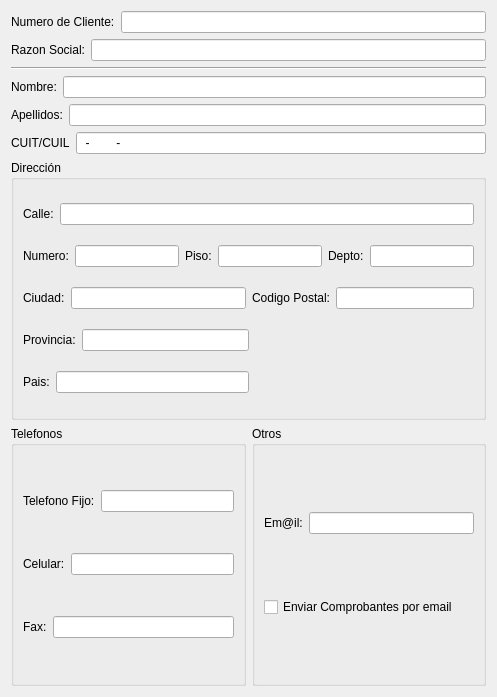
The window that trunk/src/FormClienteBase.ui (chungote/gestotux) describes before a commit, drawn with Qt 5.
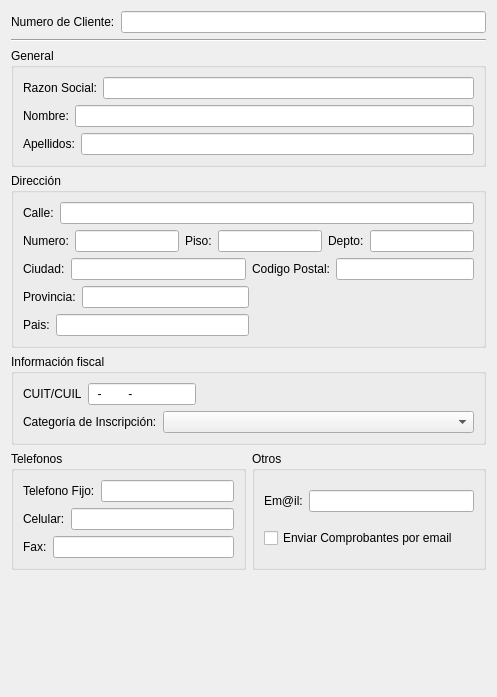
The same window after the commit.

Commit message: Arreglados problemas de tablas sqlite. Mejoradas entradas de dinero en formularios de caja. Mejorado el formulario de cliente. Agregado modelo de estado fiscal.

```diff
--- a/trunk/src/FormClienteBase.ui
+++ b/trunk/src/FormClienteBase.ui
@@ -13,7 +13,7 @@
   <property name="windowTitle">
    <string>Form</string>
   </property>
-  <layout class="QVBoxLayout" name="verticalLayout_4">
+  <layout class="QVBoxLayout" name="verticalLayout_5">
    <item>
     <layout class="QHBoxLayout" name="horizontalLayout_23">
      <item>
@@ -42,6 +42,19 @@
     </layout>
    </item>
    <item>
+    <widget class="Line" name="line">
+     <property name="orientation">
+      <enum>Qt::Horizontal</enum>
+     </property>
+    </widget>
+   </item>
+   <item>
+    <widget class="QGroupBox" name="groupBox_4">
+     <property name="title">
+      <string>General</string>
+     </property>
+     <layout class="QVBoxLayout" name="verticalLayout_4">
+      <item>
     <layout class="QHBoxLayout" name="horizontalLayout">
      <item>
       <widget class="QLabel" name="LRazonSocial">
@@ -59,15 +72,6 @@
     </layout>
    </item>
    <item>
-    <widget class="Line" name="line">
-     <property name="orientation">
-      <enum>Qt::Horizontal</enum>
-     </property>
-    </widget>
-   </item>
-   <item>
-    <layout class="QHBoxLayout" name="horizontalLayout_17">
-     <item>
       <layout class="QHBoxLayout" name="horizontalLayout_2">
        <item>
         <widget class="QLabel" name="label_2">
@@ -84,8 +88,6 @@
        </item>
       </layout>
      </item>
-    </layout>
-   </item>
    <item>
     <layout class="QHBoxLayout" name="horizontalLayout_4">
      <item>
@@ -103,23 +105,8 @@
      </item>
     </layout>
    </item>
-   <item>
-    <layout class="QHBoxLayout" name="horizontalLayout_3">
-     <item>
-      <widget class="QLabel" name="label">
-       <property name="text">
-        <string>CUIT/CUIL</string>
-       </property>
-      </widget>
-     </item>
-     <item>
-      <widget class="QLineEdit" name="LECUITCUIL">
-       <property name="inputMask">
-        <string>99-99999999-9; </string>
-       </property>
-      </widget>
-     </item>
-    </layout>
+     </layout>
+    </widget>
    </item>
    <item>
     <widget class="QGroupBox" name="groupBox">
@@ -127,7 +114,7 @@
       <string>Dirección</string>
      </property>
      <property name="flat">
-      <bool>true</bool>
+      <bool>false</bool>
      </property>
      <layout class="QVBoxLayout" name="verticalLayout">
       <item>
@@ -312,14 +299,81 @@
     </widget>
    </item>
    <item>
-    <layout class="QHBoxLayout" name="horizontalLayout_24">
+    <widget class="QGroupBox" name="groupBox_5">
+     <property name="title">
+      <string>Información fiscal</string>
+     </property>
+     <layout class="QVBoxLayout" name="verticalLayout_6">
+      <item>
+       <layout class="QHBoxLayout" name="horizontalLayout_3">
+        <item>
+         <widget class="QLabel" name="label">
+          <property name="text">
+           <string>CUIT/CUIL</string>
+          </property>
+         </widget>
+        </item>
+        <item>
+         <widget class="QLineEdit" name="LECUITCUIL">
+          <property name="sizePolicy">
+           <sizepolicy hsizetype="Preferred" vsizetype="Fixed">
+            <horstretch>0</horstretch>
+            <verstretch>0</verstretch>
+           </sizepolicy>
+          </property>
+          <property name="inputMask">
+           <string>99-99999999-9; </string>
+          </property>
+         </widget>
+        </item>
+        <item>
+         <spacer name="horizontalSpacer_3">
+          <property name="orientation">
+           <enum>Qt::Horizontal</enum>
+          </property>
+          <property name="sizeHint" stdset="0">
+           <size>
+            <width>40</width>
+            <height>20</height>
+           </size>
+          </property>
+         </spacer>
+        </item>
+       </layout>
+      </item>
+      <item>
+       <layout class="QHBoxLayout" name="horizontalLayout_17">
+        <item>
+         <widget class="QLabel" name="label_3">
+          <property name="text">
+           <string>Categoría de Inscripción:</string>
+          </property>
+         </widget>
+        </item>
+        <item>
+         <widget class="QComboBox" name="CBEstadoFiscal">
+          <property name="sizePolicy">
+           <sizepolicy hsizetype="MinimumExpanding" vsizetype="Fixed">
+            <horstretch>0</horstretch>
+            <verstretch>0</verstretch>
+           </sizepolicy>
+          </property>
+         </widget>
+        </item>
+       </layout>
+      </item>
+     </layout>
+    </widget>
+   </item>
+   <item>
+    <layout class="QHBoxLayout" name="horizontalLayout_22">
      <item>
       <widget class="QGroupBox" name="groupBox_2">
        <property name="title">
         <string>Telefonos</string>
        </property>
        <property name="flat">
-        <bool>true</bool>
+        <bool>false</bool>
        </property>
        <layout class="QVBoxLayout" name="verticalLayout_2">
         <item>
@@ -382,7 +436,7 @@
         <string>Otros</string>
        </property>
        <property name="flat">
-        <bool>true</bool>
+        <bool>false</bool>
        </property>
        <layout class="QVBoxLayout" name="verticalLayout_3">
         <item>
@@ -414,6 +468,19 @@
      </item>
     </layout>
    </item>
+   <item>
+    <spacer name="verticalSpacer">
+     <property name="orientation">
+      <enum>Qt::Vertical</enum>
+     </property>
+     <property name="sizeHint" stdset="0">
+      <size>
+       <width>20</width>
+       <height>40</height>
+      </size>
+     </property>
+    </spacer>
+   </item>
   </layout>
  </widget>
  <tabstops>
```
Lines whose indentation alone changed are shown as unchanged. The commit also changes 16 other files.
